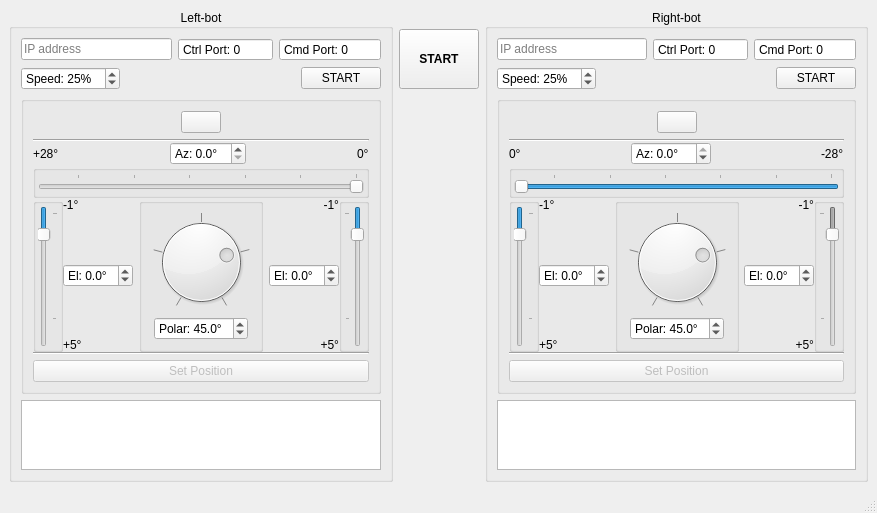
First picture: the form in mainwindow.ui, repository rookidroid/armstrong, before the edit.
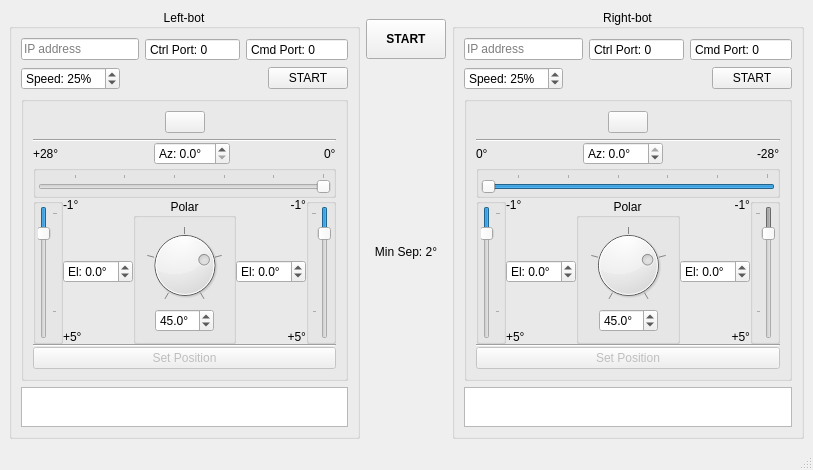
Second picture: the form after the edit. Icons and pictures are not drawn.

```diff
--- a/mainwindow.ui
+++ b/mainwindow.ui
@@ -6,8 +6,8 @@
    <rect>
     <x>0</x>
     <y>0</y>
-    <width>877</width>
-    <height>513</height>
+    <width>813</width>
+    <height>470</height>
    </rect>
   </property>
   <property name="windowTitle">
@@ -484,18 +484,40 @@
                 <item>
                  <widget class="QGroupBox" name="groupBox_4">
                   <property name="title">
-                   <string/>
+                   <string>Polar</string>
                   </property>
                   <property name="alignment">
                    <set>Qt::AlignCenter</set>
                   </property>
+                  <property name="flat">
+                   <bool>false</bool>
+                  </property>
                   <layout class="QVBoxLayout" name="verticalLayout_7">
+                   <item>
+                    <spacer name="verticalSpacer_17">
+                     <property name="orientation">
+                      <enum>Qt::Vertical</enum>
+                     </property>
+                     <property name="sizeHint" stdset="0">
+                      <size>
+                       <width>20</width>
+                       <height>0</height>
+                      </size>
+                     </property>
+                    </spacer>
+                   </item>
                    <item>
                     <widget class="QDial" name="dial_pol_l">
+                     <property name="sizePolicy">
+                      <sizepolicy hsizetype="Preferred" vsizetype="Preferred">
+                       <horstretch>0</horstretch>
+                       <verstretch>0</verstretch>
+                      </sizepolicy>
+                     </property>
                      <property name="minimumSize">
                       <size>
-                       <width>80</width>
-                       <height>80</height>
+                       <width>40</width>
+                       <height>40</height>
                       </size>
                      </property>
                      <property name="minimum">
@@ -539,7 +561,7 @@
                         <enum>QAbstractSpinBox::CorrectToNearestValue</enum>
                        </property>
                        <property name="prefix">
-                        <string>Polar: </string>
+                        <string/>
                        </property>
                        <property name="suffix">
                         <string>°</string>
@@ -573,6 +595,19 @@
                      </item>
                     </layout>
                    </item>
+                   <item>
+                    <spacer name="verticalSpacer_18">
+                     <property name="orientation">
+                      <enum>Qt::Vertical</enum>
+                     </property>
+                     <property name="sizeHint" stdset="0">
+                      <size>
+                       <width>20</width>
+                       <height>0</height>
+                      </size>
+                     </property>
+                    </spacer>
+                   </item>
                   </layout>
                  </widget>
                 </item>
@@ -789,6 +824,12 @@
              <verstretch>1</verstretch>
             </sizepolicy>
            </property>
+           <property name="minimumSize">
+            <size>
+             <width>0</width>
+             <height>40</height>
+            </size>
+           </property>
           </widget>
          </item>
         </layout>
@@ -809,7 +850,7 @@
         <property name="sizeHint" stdset="0">
          <size>
           <width>20</width>
-          <height>20</height>
+          <height>10</height>
          </size>
         </property>
        </spacer>
@@ -825,7 +866,7 @@
         <property name="minimumSize">
          <size>
           <width>0</width>
-          <height>60</height>
+          <height>40</height>
          </size>
         </property>
         <property name="font">
@@ -851,6 +892,29 @@
         </property>
        </spacer>
       </item>
+      <item>
+       <widget class="QLabel" name="label_2">
+        <property name="text">
+         <string>Min Sep: 2°</string>
+        </property>
+        <property name="alignment">
+         <set>Qt::AlignCenter</set>
+        </property>
+       </widget>
+      </item>
+      <item>
+       <spacer name="verticalSpacer_21">
+        <property name="orientation">
+         <enum>Qt::Vertical</enum>
+        </property>
+        <property name="sizeHint" stdset="0">
+         <size>
+          <width>20</width>
+          <height>40</height>
+         </size>
+        </property>
+       </spacer>
+      </item>
      </layout>
     </item>
     <item>
@@ -1333,18 +1397,40 @@
                 <item>
                  <widget class="QGroupBox" name="groupBox_6">
                   <property name="title">
-                   <string/>
+                   <string>Polar</string>
                   </property>
                   <property name="alignment">
                    <set>Qt::AlignCenter</set>
                   </property>
+                  <property name="flat">
+                   <bool>false</bool>
+                  </property>
                   <layout class="QVBoxLayout" name="verticalLayout_10">
+                   <item>
+                    <spacer name="verticalSpacer_19">
+                     <property name="orientation">
+                      <enum>Qt::Vertical</enum>
+                     </property>
+                     <property name="sizeHint" stdset="0">
+                      <size>
+                       <width>20</width>
+                       <height>0</height>
+                      </size>
+                     </property>
+                    </spacer>
+                   </item>
                    <item>
                     <widget class="QDial" name="dial_pol_r">
+                     <property name="sizePolicy">
+                      <sizepolicy hsizetype="Preferred" vsizetype="Preferred">
+                       <horstretch>0</horstretch>
+                       <verstretch>0</verstretch>
+                      </sizepolicy>
+                     </property>
                      <property name="minimumSize">
                       <size>
-                       <width>80</width>
-                       <height>80</height>
+                       <width>40</width>
+                       <height>40</height>
                       </size>
                      </property>
                      <property name="minimum">
@@ -1391,7 +1477,7 @@
                         <enum>QAbstractSpinBox::CorrectToNearestValue</enum>
                        </property>
                        <property name="prefix">
-                        <string>Polar: </string>
+                        <string/>
                        </property>
                        <property name="suffix">
                         <string>°</string>
@@ -1425,6 +1511,19 @@
                      </item>
                     </layout>
                    </item>
+                   <item>
+                    <spacer name="verticalSpacer_20">
+                     <property name="orientation">
+                      <enum>Qt::Vertical</enum>
+                     </property>
+                     <property name="sizeHint" stdset="0">
+                      <size>
+                       <width>20</width>
+                       <height>0</height>
+                      </size>
+                     </property>
+                    </spacer>
+                   </item>
                   </layout>
                  </widget>
                 </item>
@@ -1638,6 +1737,12 @@
              <verstretch>1</verstretch>
             </sizepolicy>
            </property>
+           <property name="minimumSize">
+            <size>
+             <width>0</width>
+             <height>40</height>
+            </size>
+           </property>
           </widget>
          </item>
         </layout>
```
Left out of the diff: 2 changed lines with no effect on the pictures.
